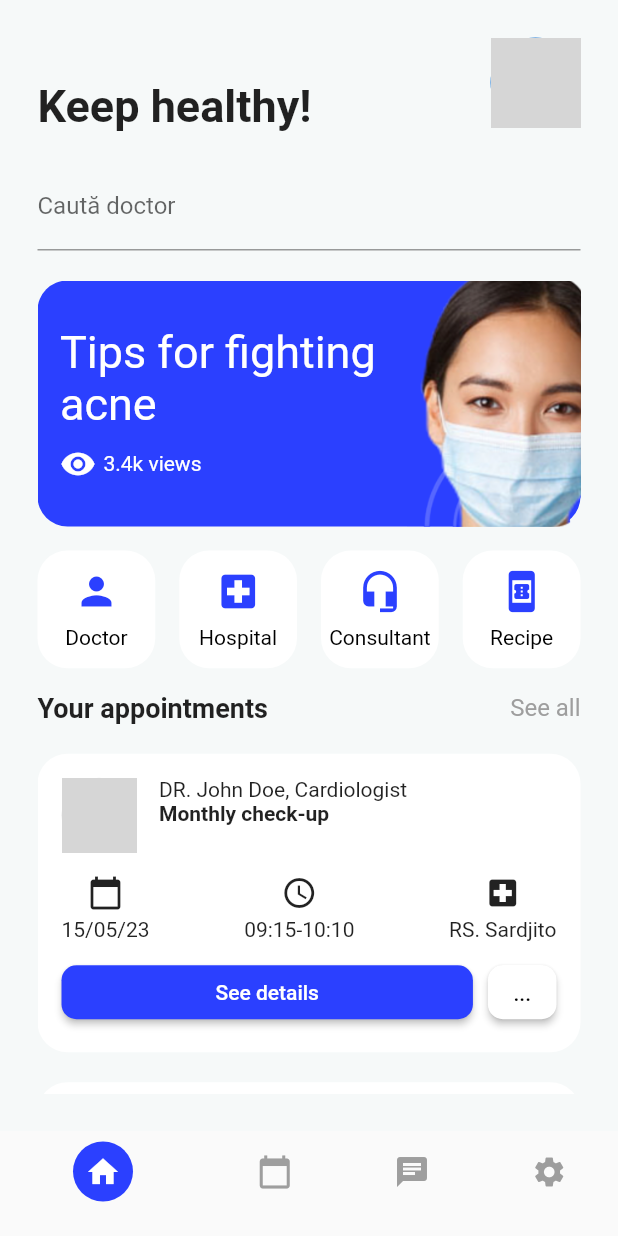
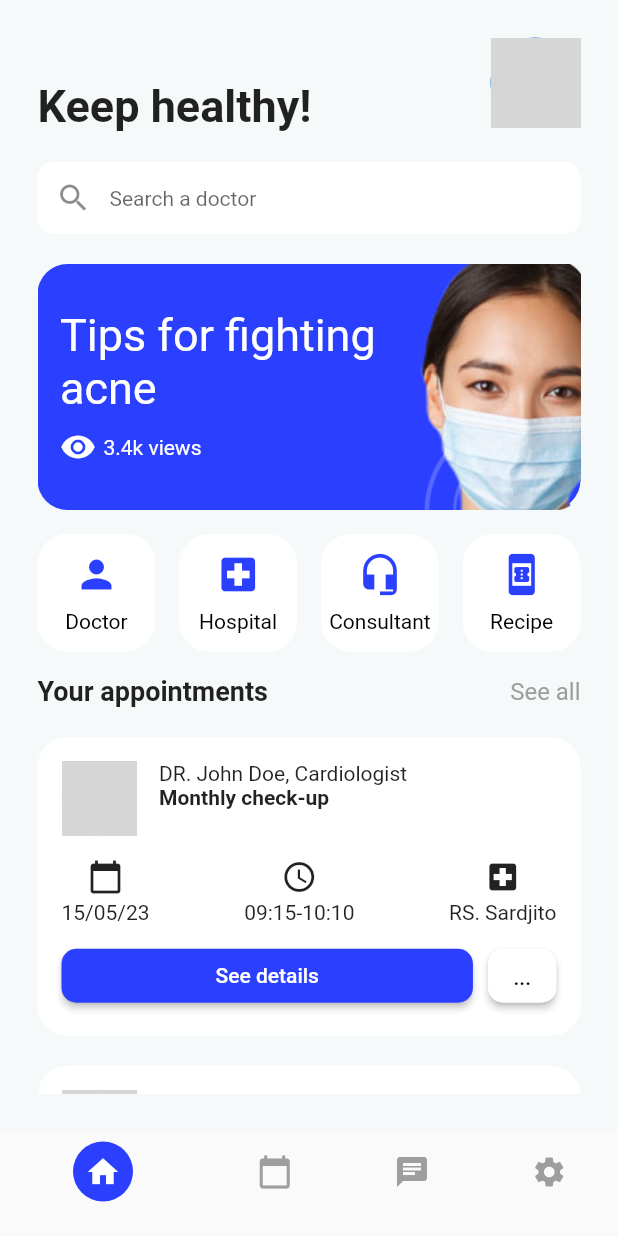
Before and after one commit to sealnext/DermoSkin, a Flutter app: the screen it shows once a user with an empty profile is signed in, on a phone screen of 412 x 824 dp. Run offline on Flutter 3.47's test engine with Material 2 defaults, Android fonts, the phone set to English and light mode, and no system bars; drawn by our look-alikes of flutter_typeahead; our stand-ins replace cloud_firestore, firebase_auth, firebase_core, google_sign_in; accounts and stored records are empty; network calls fail; grey boxes are pictures that could not be loaded.

Commit message:
added sarch doctor

```diff
--- a/lib/ui/pages/home/home_page.dart
+++ b/lib/ui/pages/home/home_page.dart
@@ -227,30 +227,6 @@ class _HomePageState extends State<HomePage> {
                 ),
                 const SizedBox(height: 20),
                 const SearchDoctor(),
-                Container(
-                  padding: const EdgeInsets.symmetric(horizontal: 10),
-                  decoration: BoxDecoration(
-                    color: Colors.white,
-                    borderRadius: BorderRadius.circular(10),
-                  ),
-                  child: const Row(
-                    children: [
-                      // const Icon(Icons.search),
-                      // const SizedBox(width: 10),
-                      // Expanded(
-                      //   child: TextFormField(
-                      //     decoration: const InputDecoration(
-                      //       border: InputBorder.none,
-                      //       enabledBorder: InputBorder.none,
-                      //       focusedBorder: InputBorder.none,
-                      //       disabledBorder: InputBorder.none,
-                      //       hintText: 'Search a doctor',
-                      //     ),
-                      //   ),
-                      // ),
-                    ],
-                  ),
-                ),
                 const SizedBox(height: 20),
                 _buildTipContainer(),
                 Row(
--- a/lib/ui/widgets/search_doctors.dart
+++ b/lib/ui/widgets/search_doctors.dart
@@ -16,6 +16,11 @@ class _SearchDoctorState extends State<SearchDoctor> {
   final FirebaseFirestore _firestore = FirebaseFirestore.instance;
 
   Future<List<DoctorData>> _getDoctorSuggestions(String query) async {
+    query = query.toLowerCase();
+    if (query.isEmpty) {
+      return [];
+    }
+
     final doctorsSnapshot = await _firestore
         .collection('doctors')
         .where('fullName', isGreaterThanOrEqualTo: query)
@@ -46,8 +51,27 @@ class _SearchDoctorState extends State<SearchDoctor> {
     return TypeAheadField<DoctorData>(
       textFieldConfiguration: TextFieldConfiguration(
         controller: _searchController,
-        decoration: const InputDecoration(
-          labelText: 'Caută doctor',
+        style: DefaultTextStyle.of(context).style.copyWith(
+            fontStyle: FontStyle
+                .normal), // O necesitate pentru a evita erori legate de stilul textului
+        decoration: InputDecoration(
+          contentPadding: const EdgeInsets.symmetric(horizontal: 10),
+          filled: true,
+          fillColor: Colors.white,
+          border: OutlineInputBorder(
+            borderRadius: BorderRadius.circular(10),
+            borderSide: BorderSide.none,
+          ),
+          prefixIcon: const Icon(Icons.search),
+          hintText: 'Search a doctor',
+          focusedBorder: OutlineInputBorder(
+            borderRadius: BorderRadius.circular(10),
+            borderSide: BorderSide.none,
+          ),
+          enabledBorder: OutlineInputBorder(
+            borderRadius: BorderRadius.circular(10),
+            borderSide: BorderSide.none,
+          ),
         ),
       ),
       suggestionsCallback: (pattern) async {
@@ -56,12 +80,12 @@ class _SearchDoctorState extends State<SearchDoctor> {
       itemBuilder: (context, DoctorData doctor) {
         return ListTile(
           title: Text(toTitleCase(doctor.fullName)),
-          //alte atribute ale doctorului sa se afiseze
+          // show everything you want beside the name if u want
         );
       },
       onSuggestionSelected: (DoctorData doctor) {
         _searchController.text = toTitleCase(doctor.fullName);
-        // cand selectezi doctorul
+        // when u click on a name form suggestions
       },
     );
   }
```
Also changed, not shown: 1 other file.
